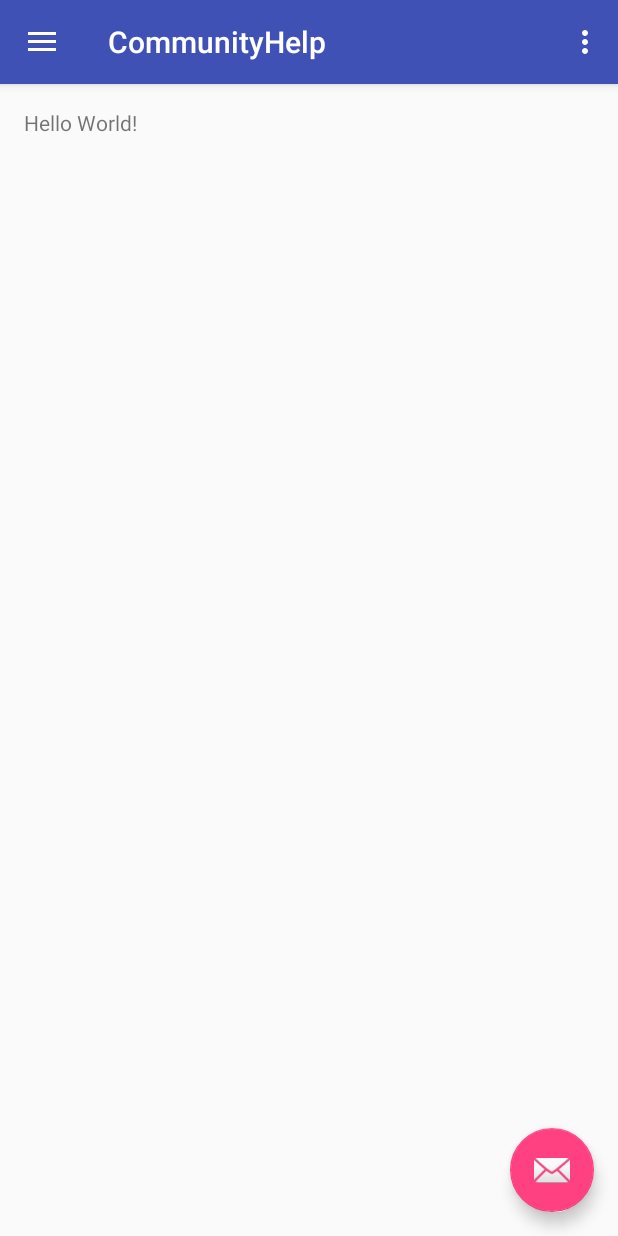
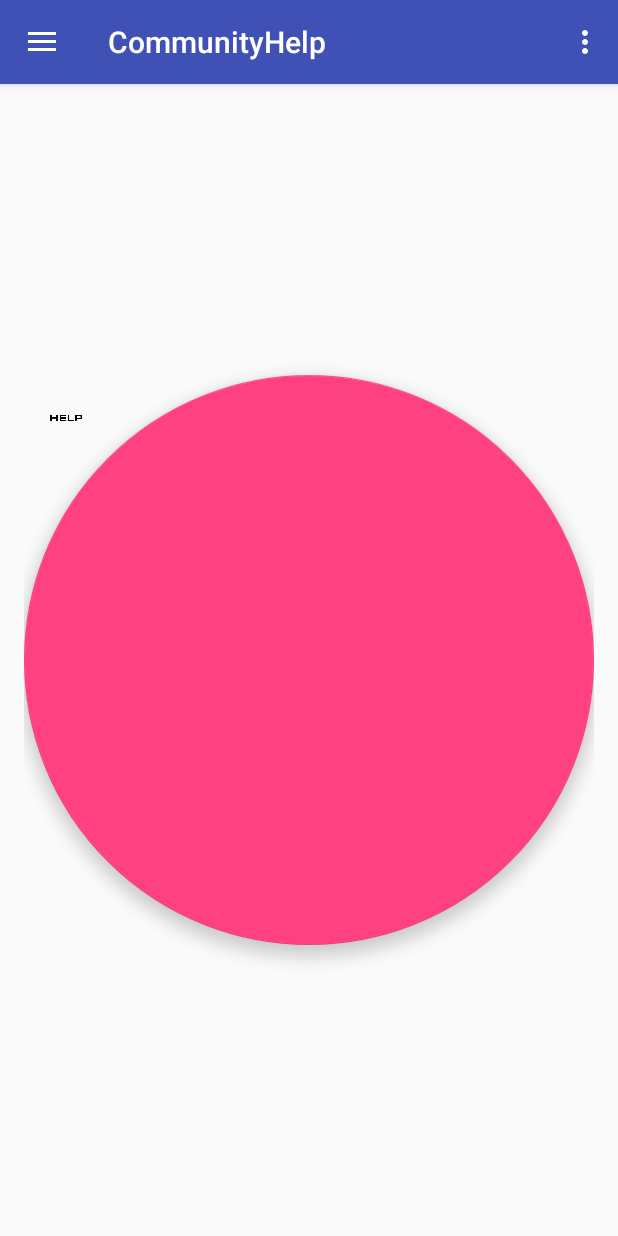
Before and after one commit to dianageo93/commhelp, an Android app: the screen it shows after launch (MainActivity), on a phone screen of 412 x 824 dp. Run offline under Robolectric (Android 15) with nearby library versions, the light colour scheme and no system bars.

Commit message:
Big help button

```diff
--- a/CommunityHelp/app/src/main/res/layout/app_bar_main.xml
+++ b/CommunityHelp/app/src/main/res/layout/app_bar_main.xml
@@ -23,12 +23,4 @@
 
     <include layout="@layout/content_main" />
 
-    <android.support.design.widget.FloatingActionButton
-        android:id="@+id/fab"
-        android:layout_width="wrap_content"
-        android:layout_height="wrap_content"
-        android:layout_gravity="bottom|end"
-        android:layout_margin="@dimen/fab_margin"
-        android:src="@android:drawable/ic_dialog_email" />
-
 </android.support.design.widget.CoordinatorLayout>
--- a/CommunityHelp/app/src/main/res/layout/content_main.xml
+++ b/CommunityHelp/app/src/main/res/layout/content_main.xml
@@ -2,8 +2,8 @@
 <RelativeLayout xmlns:android="http://schemas.android.com/apk/res/android"
     xmlns:app="http://schemas.android.com/apk/res-auto"
     xmlns:tools="http://schemas.android.com/tools"
-    android:layout_width="match_parent"
-    android:layout_height="match_parent"
+    android:layout_width="fill_parent"
+    android:layout_height="fill_parent"
     android:paddingBottom="@dimen/activity_vertical_margin"
     android:paddingLeft="@dimen/activity_horizontal_margin"
     android:paddingRight="@dimen/activity_horizontal_margin"
@@ -12,8 +12,10 @@
     tools:context="commhelp.com.communityhelp.MainActivity"
     tools:showIn="@layout/app_bar_main">
 
-    <TextView
-        android:layout_width="wrap_content"
-        android:layout_height="wrap_content"
-        android:text="Hello World!" />
+    <android.support.design.widget.FloatingActionButton
+        android:id="@+id/fab"
+        android:layout_width="match_parent"
+        android:layout_height="match_parent"
+        android:layout_centerInParent="true"
+        android:src="@drawable/helpbtn" />
 </RelativeLayout>
--- a/CommunityHelp/app/src/main/res/values/strings.xml
+++ b/CommunityHelp/app/src/main/res/values/strings.xml
@@ -5,4 +5,5 @@
     <string name="navigation_drawer_close">Close navigation drawer</string>
 
     <string name="action_settings">Settings</string>
+    <string name="button_message">Help!</string>
 </resources>
```
Also changed, not shown: CommunityHelp/app/src/main/res/drawable/helpbtn.png (added).
